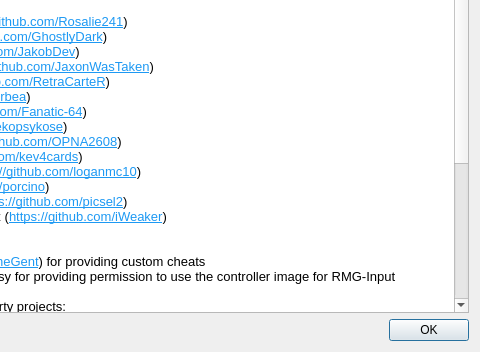
This is Source/RMG/UserInterface/Dialog/AboutDialog.ui in Rosalie241/RMG as Qt 5 draws it before an edit; both pictures show x 178 to 658 and y 162 to 514 of the 658 by 514 pixel window. The edited form follows.
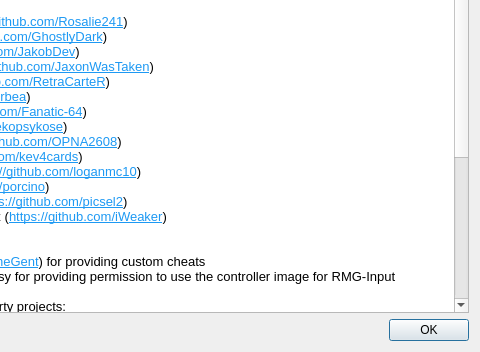
This is the edited form. Icons and pictures are not drawn.

Commit message: RMG: add RemixIcon to AboutDialog

Diff of the .ui file:
```diff
--- a/Source/RMG/UserInterface/Dialog/AboutDialog.ui
+++ b/Source/RMG/UserInterface/Dialog/AboutDialog.ui
@@ -92,6 +92,7 @@
 &lt;p style=&quot; margin-top:0px; margin-bottom:0px; margin-left:0px; margin-right:0px; -qt-block-indent:0; text-indent:0px;&quot;&gt;- fmt (&lt;a href=&quot;https://github.com/fmtlib/fmt&quot;&gt;&lt;span style=&quot; text-decoration: underline; color:#1d99f3;&quot;&gt;https://github.com/fmtlib/fmt&lt;/span&gt;&lt;/a&gt;)&lt;/p&gt;
 &lt;p style=&quot; margin-top:0px; margin-bottom:0px; margin-left:0px; margin-right:0px; -qt-block-indent:0; text-indent:0px;&quot;&gt;- imgui (&lt;a href=&quot;https://github.com/ocornut/imgui&quot;&gt;&lt;span style=&quot; text-decoration: underline; color:#1d99f3;&quot;&gt;https://github.com/ocornut/imgui&lt;/span&gt;&lt;/a&gt;)&lt;/p&gt;
 &lt;p style=&quot; margin-top:0px; margin-bottom:0px; margin-left:0px; margin-right:0px; -qt-block-indent:0; text-indent:0px;&quot;&gt;- lzma (&lt;a href=&quot;https://7-zip.org/sdk.html&quot;&gt;&lt;span style=&quot; text-decoration: underline; color:#1d99f3;&quot;&gt;https://7-zip.org/sdk.html&lt;/span&gt;&lt;/a&gt;)&lt;/p&gt;
+&lt;p style=&quot; margin-top:0px; margin-bottom:0px; margin-left:0px; margin-right:0px; -qt-block-indent:0; text-indent:0px;&quot;&gt;- RemixIcon (&lt;a href=&quot;https://github.com/Remix-Design/RemixIcon&quot;&gt;&lt;span style=&quot; text-decoration: underline; color:#1d99f3;&quot;&gt;https://github.com/Remix-Design/RemixIcon&lt;/span&gt;&lt;/a&gt;)&lt;/p&gt;
 &lt;p style=&quot;-qt-paragraph-type:empty; margin-top:0px; margin-bottom:0px; margin-left:0px; margin-right:0px; -qt-block-indent:0; text-indent:0px;&quot;&gt;&lt;br /&gt;&lt;/p&gt;
 &lt;p style=&quot; margin-top:0px; margin-bottom:0px; margin-left:0px; margin-right:0px; -qt-block-indent:0; text-indent:0px;&quot;&gt;It includes the following third party projects:&lt;/p&gt;
 &lt;p style=&quot; margin-top:0px; margin-bottom:0px; margin-left:0px; margin-right:0px; -qt-block-indent:0; text-indent:0px;&quot;&gt;- mupen64plus-core (&lt;a href=&quot;https://github.com/mupen64plus&quot;&gt;&lt;span style=&quot; text-decoration: underline; color:#1d99f3;&quot;&gt;https://github.com/mupen64plus&lt;/span&gt;&lt;/a&gt;)&lt;/p&gt;
```
